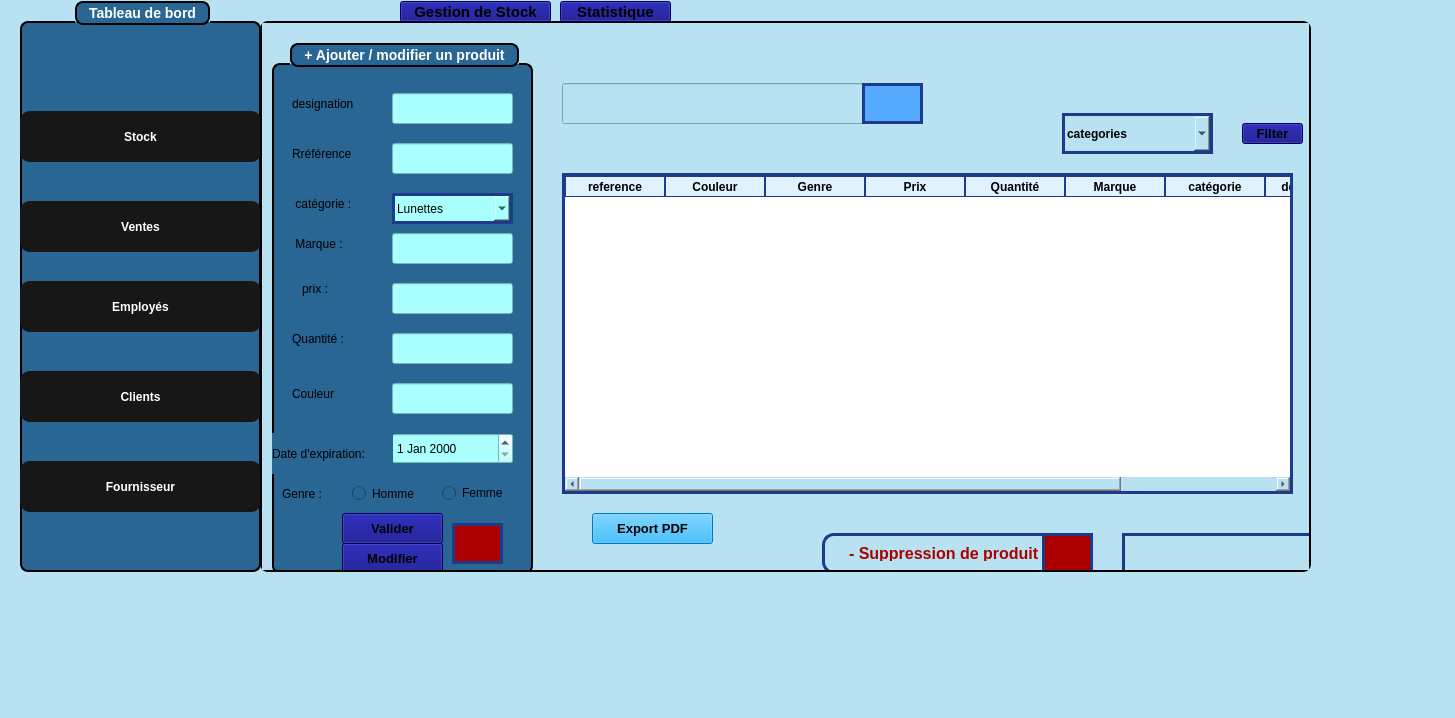
Qt form mainwindow.ui (Esprit-UP-Algo/projetcpp-2a25-s1-smart-optical-store) before a commit.
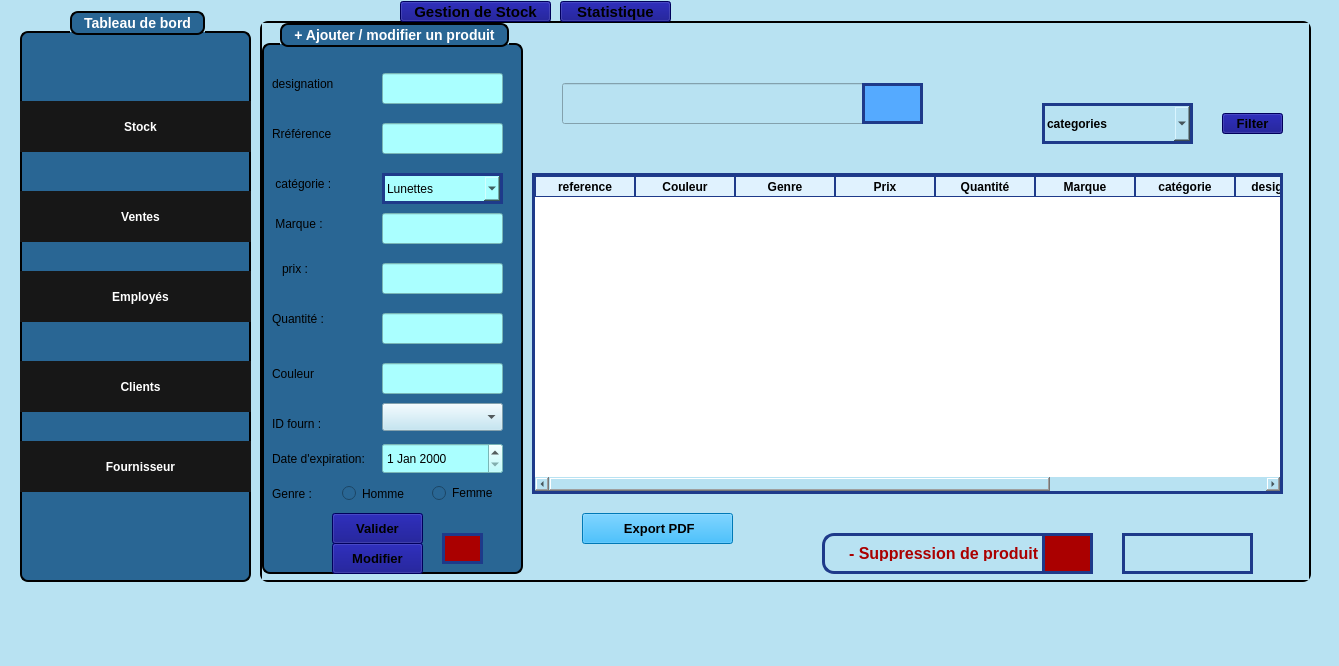
The same form after that commit. Icons and pictures are not drawn.

Patch:
```diff
--- a/mainwindow.ui
+++ b/mainwindow.ui
@@ -6,8 +6,8 @@
    <rect>
     <x>0</x>
     <y>0</y>
-    <width>1455</width>
-    <height>718</height>
+    <width>1339</width>
+    <height>666</height>
    </rect>
   </property>
   <property name="windowTitle">
@@ -42,7 +42,7 @@
          <rect>
           <x>-10</x>
           <y>-20</y>
-          <width>1331</width>
+          <width>1311</width>
           <height>631</height>
          </rect>
         </property>
@@ -50,8 +50,8 @@
          <property name="geometry">
           <rect>
            <x>10</x>
-           <y>20</y>
-           <width>241</width>
+           <y>30</y>
+           <width>231</width>
            <height>571</height>
           </rect>
          </property>
@@ -81,9 +81,9 @@
          <widget class="QPushButton" name="pushButton_6">
           <property name="geometry">
            <rect>
-            <x>0</x>
-            <y>110</y>
-            <width>241</width>
+            <x>-10</x>
+            <y>90</y>
+            <width>261</width>
             <height>51</height>
            </rect>
           </property>
@@ -115,9 +115,9 @@
          <widget class="QPushButton" name="pushButton_8">
           <property name="geometry">
            <rect>
-            <x>0</x>
-            <y>200</y>
-            <width>241</width>
+            <x>-10</x>
+            <y>180</y>
+            <width>261</width>
             <height>51</height>
            </rect>
           </property>
@@ -148,9 +148,9 @@
          <widget class="QPushButton" name="pushButton_10">
           <property name="geometry">
            <rect>
-            <x>0</x>
-            <y>280</y>
-            <width>241</width>
+            <x>-10</x>
+            <y>260</y>
+            <width>261</width>
             <height>51</height>
            </rect>
           </property>
@@ -181,9 +181,9 @@
          <widget class="QPushButton" name="pushButton_11">
           <property name="geometry">
            <rect>
-            <x>0</x>
-            <y>370</y>
-            <width>241</width>
+            <x>-10</x>
+            <y>350</y>
+            <width>261</width>
             <height>51</height>
            </rect>
           </property>
@@ -214,9 +214,9 @@
          <widget class="QPushButton" name="pushButton_13">
           <property name="geometry">
            <rect>
-            <x>0</x>
-            <y>460</y>
-            <width>241</width>
+            <x>-10</x>
+            <y>430</y>
+            <width>261</width>
             <height>51</height>
            </rect>
           </property>
@@ -251,7 +251,7 @@
            <x>250</x>
            <y>40</y>
            <width>1051</width>
-           <height>551</height>
+           <height>561</height>
           </rect>
          </property>
          <property name="styleSheet">
@@ -298,7 +298,7 @@
             <rect>
              <x>860</x>
              <y>510</y>
-             <width>191</width>
+             <width>131</width>
              <height>41</height>
             </rect>
            </property>
@@ -313,9 +313,9 @@
           <widget class="QTableWidget" name="tableWidget">
            <property name="geometry">
             <rect>
-             <x>300</x>
+             <x>270</x>
              <y>150</y>
-             <width>731</width>
+             <width>751</width>
              <height>321</height>
             </rect>
            </property>
@@ -387,12 +387,17 @@
              <string>Date d'expiration</string>
             </property>
            </column>
+           <column>
+            <property name="text">
+             <string>ID_FOUR</string>
+            </property>
+           </column>
           </widget>
           <widget class="QComboBox" name="comboBox">
            <property name="geometry">
             <rect>
-             <x>800</x>
-             <y>90</y>
+             <x>780</x>
+             <y>80</y>
              <width>151</width>
              <height>41</height>
             </rect>
@@ -459,10 +464,10 @@
           <widget class="QGroupBox" name="groupBox">
            <property name="geometry">
             <rect>
-             <x>10</x>
-             <y>20</y>
+             <x>0</x>
+             <y>0</y>
              <width>261</width>
-             <height>531</height>
+             <height>551</height>
             </rect>
            </property>
            <property name="styleSheet">
@@ -528,7 +533,7 @@
             <property name="geometry">
              <rect>
               <x>120</x>
-              <y>390</y>
+              <y>420</y>
               <width>121</width>
               <height>31</height>
              </rect>
@@ -542,8 +547,8 @@
             <property name="geometry">
              <rect>
               <x>70</x>
-              <y>470</y>
-              <width>101</width>
+              <y>490</y>
+              <width>91</width>
               <height>31</height>
              </rect>
             </property>
@@ -567,7 +572,7 @@
            <widget class="QLabel" name="label_2">
             <property name="geometry">
              <rect>
-              <x>20</x>
+              <x>10</x>
               <y>280</y>
               <width>81</width>
               <height>31</height>
@@ -584,7 +589,7 @@
            <widget class="QLabel" name="label_11">
             <property name="geometry">
              <rect>
-              <x>20</x>
+              <x>10</x>
               <y>180</y>
               <width>71</width>
               <height>41</height>
@@ -601,7 +606,7 @@
            <widget class="QLabel" name="label_12">
             <property name="geometry">
              <rect>
-              <x>20</x>
+              <x>10</x>
               <y>90</y>
               <width>81</width>
               <height>41</height>
@@ -618,7 +623,7 @@
            <widget class="QLabel" name="label_13">
             <property name="geometry">
              <rect>
-              <x>20</x>
+              <x>10</x>
               <y>330</y>
               <width>71</width>
               <height>41</height>
@@ -636,7 +641,7 @@
             <property name="geometry">
              <rect>
               <x>10</x>
-              <y>430</y>
+              <y>450</y>
               <width>61</width>
               <height>41</height>
              </rect>
@@ -652,7 +657,7 @@
            <widget class="QLabel" name="label_15">
             <property name="geometry">
              <rect>
-              <x>20</x>
+              <x>10</x>
               <y>40</y>
               <width>81</width>
               <height>41</height>
@@ -669,10 +674,10 @@
            <widget class="QLabel" name="label_16">
             <property name="geometry">
              <rect>
-              <x>0</x>
-              <y>390</y>
+              <x>10</x>
+              <y>420</y>
               <width>121</width>
-              <height>41</height>
+              <height>31</height>
              </rect>
             </property>
             <property name="styleSheet">
@@ -739,7 +744,7 @@
             <property name="geometry">
              <rect>
               <x>80</x>
-              <y>440</y>
+              <y>460</y>
               <width>81</width>
               <height>21</height>
              </rect>
@@ -756,7 +761,7 @@
             <property name="geometry">
              <rect>
               <x>170</x>
-              <y>440</y>
+              <y>460</y>
               <width>81</width>
               <height>20</height>
              </rect>
@@ -773,9 +778,9 @@
             <property name="geometry">
              <rect>
               <x>180</x>
-              <y>480</y>
-              <width>51</width>
-              <height>41</height>
+              <y>510</y>
+              <width>41</width>
+              <height>31</height>
              </rect>
             </property>
             <property name="styleSheet">
@@ -793,7 +798,7 @@
            <widget class="QLabel" name="label_34">
             <property name="geometry">
              <rect>
-              <x>30</x>
+              <x>20</x>
               <y>230</y>
               <width>51</width>
               <height>31</height>
@@ -827,7 +832,7 @@
            <widget class="QLabel" name="label_35">
             <property name="geometry">
              <rect>
-              <x>20</x>
+              <x>10</x>
               <y>140</y>
               <width>71</width>
               <height>41</height>
@@ -878,8 +883,8 @@
             <property name="geometry">
              <rect>
               <x>70</x>
-              <y>500</y>
-              <width>101</width>
+              <y>520</y>
+              <width>91</width>
               <height>31</height>
              </rect>
             </property>
@@ -900,6 +905,57 @@
              <iconset theme="QIcon::ThemeIcon::MailMessageNew"/>
             </property>
            </widget>
+           <widget class="QLabel" name="label_17">
+            <property name="geometry">
+             <rect>
+              <x>10</x>
+              <y>380</y>
+              <width>71</width>
+              <height>41</height>
+             </rect>
+            </property>
+            <property name="styleSheet">
+             <string notr="true">background-color: rgb(41, 102, 148);
+</string>
+            </property>
+            <property name="text">
+             <string>ID fourn :</string>
+            </property>
+           </widget>
+           <widget class="QComboBox" name="comboBox_idFour">
+            <property name="geometry">
+             <rect>
+              <x>120</x>
+              <y>380</y>
+              <width>121</width>
+              <height>28</height>
+             </rect>
+            </property>
+           </widget>
+           <zorder>lineEdit_des</zorder>
+           <zorder>lineEdit_3</zorder>
+           <zorder>pushButton_2</zorder>
+           <zorder>label_2</zorder>
+           <zorder>label_11</zorder>
+           <zorder>label_12</zorder>
+           <zorder>label_13</zorder>
+           <zorder>label_14</zorder>
+           <zorder>label_15</zorder>
+           <zorder>label_16</zorder>
+           <zorder>lineEdit_7</zorder>
+           <zorder>lineEdit_8</zorder>
+           <zorder>lineEdit_9</zorder>
+           <zorder>radioButton</zorder>
+           <zorder>radioButton_2</zorder>
+           <zorder>pushButton_14</zorder>
+           <zorder>label_34</zorder>
+           <zorder>lineEdit_29</zorder>
+           <zorder>label_35</zorder>
+           <zorder>comboBox_2</zorder>
+           <zorder>pushButton_16</zorder>
+           <zorder>label_17</zorder>
+           <zorder>dateEdit</zorder>
+           <zorder>comboBox_idFour</zorder>
           </widget>
           <widget class="QLineEdit" name="lineEdit_5">
            <property name="geometry">
@@ -957,8 +1013,8 @@
           <widget class="QPushButton" name="pushButton_9">
            <property name="geometry">
             <rect>
-             <x>980</x>
-             <y>100</y>
+             <x>960</x>
+             <y>90</y>
              <width>61</width>
              <height>21</height>
             </rect>
@@ -980,8 +1036,8 @@
           <widget class="QLabel" name="logoLabel">
            <property name="geometry">
             <rect>
-             <x>990</x>
-             <y>20</y>
+             <x>950</x>
+             <y>10</y>
              <width>60</width>
              <height>60</height>
             </rect>
@@ -1017,9 +1073,9 @@
           <widget class="QPushButton" name="pushButton_15">
            <property name="geometry">
             <rect>
-             <x>330</x>
+             <x>320</x>
              <y>490</y>
-             <width>121</width>
+             <width>151</width>
              <height>31</height>
             </rect>
            </property>
@@ -1034,7 +1090,10 @@
 </string>
            </property>
            <property name="text">
-            <string>Export PDF</string>
+            <string> Export PDF</string>
+           </property>
+           <property name="icon">
+            <iconset theme="QIcon::ThemeIcon::Printer"/>
            </property>
           </widget>
           <zorder>lineEdit_6</zorder>
```
Left out of the diff: 6 changed lines with no effect on the pictures.
